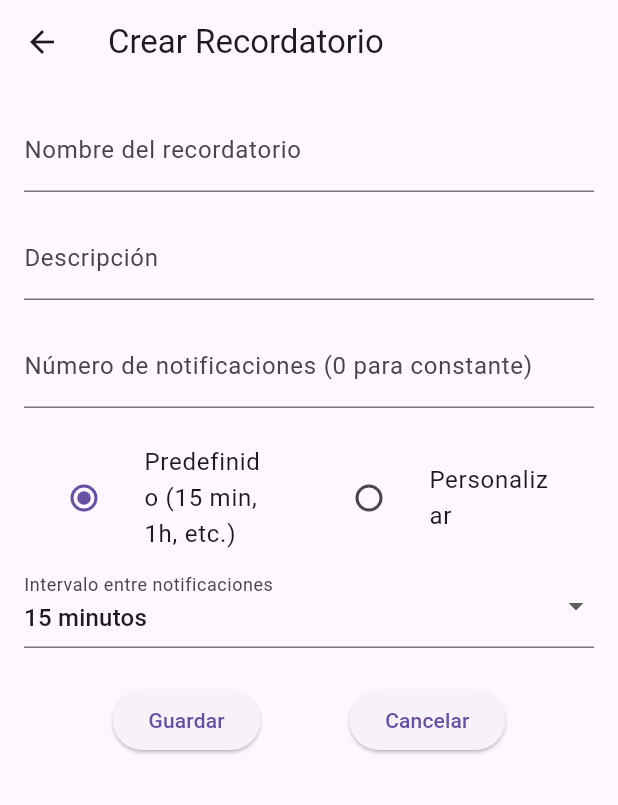
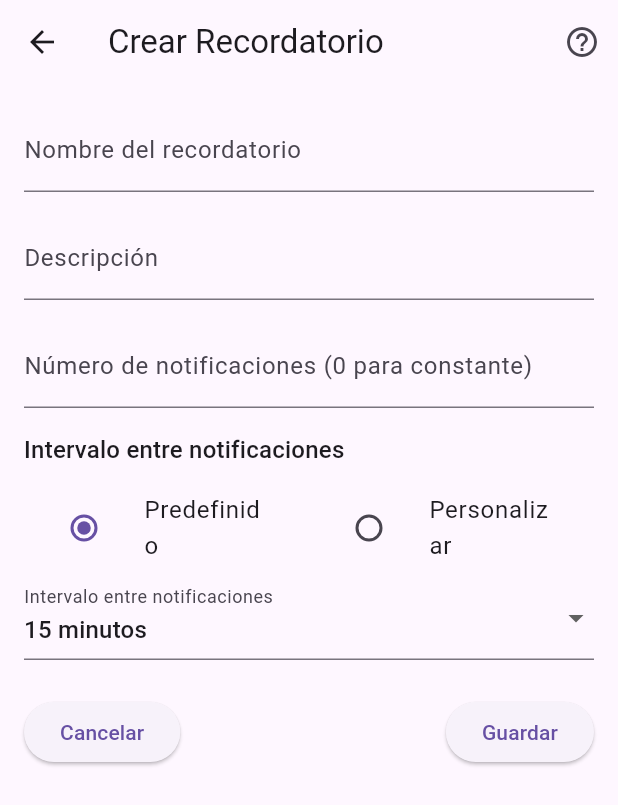
Before and after one commit to rayo-alcantar/mindKeeper, a Flutter app: the CreateReminderScreen screen opened by its route, on a phone screen of 412 x 824 dp. Shown: the top 805 px of the screen. Run offline on Flutter 3.47's test engine with Material 3 defaults, Android fonts, the phone set to English and light mode, and no system bars; our stand-ins replace file_picker, flutter_local_notifications, permission_handler, shared_preferences, timezone; accounts and stored records are empty.

Commit message:
se añade botón de ayuda (sin ser accesible aún)

```diff
--- a/lib/screens/create_reminder_screen.dart
+++ b/lib/screens/create_reminder_screen.dart
@@ -1,4 +1,4 @@
-//lib/screens/create_reminder_screen.dart
+// lib/screens/create_reminder_screen.dart
 import 'package:flutter/material.dart';
 import 'package:flutter/services.dart';
 import '../services/reminder_service.dart';
@@ -17,13 +17,120 @@ class _CreateReminderScreenState extends State<CreateReminderScreen> {
   String _description = '';
   int _notificationCount = 1;
   Duration _interval = Duration(minutes: 15);
-  bool _isCustom = false; // Si se selecciona "Personalizar"
+  bool _isCustom = false; // Selección entre intervalo predefinido y personalizado
 
-  // Campos para el tiempo personalizado, separados en horas y minutos.
+  // Campos para tiempo personalizado (horas y minutos)
   String _customHours = '00';
   String _customMinutes = '00';
 
-  // Función para guardar el recordatorio y programar las notificaciones
+  // Muestra un diálogo de ayuda que explica el funcionamiento de cada campo.
+  void _showHelpDialog() {
+    showDialog(
+      context: context,
+      builder: (context) {
+        return AlertDialog(
+          title: Text('Ayuda'),
+          content: SingleChildScrollView(
+            child: ListBody(
+              children: [
+                Text('• Nombre: Título del recordatorio.'),
+                Text('• Descripción: Detalles adicionales.'),
+                Text('• Número de notificaciones: Cantidad a enviar (0 para notificaciones constantes).'),
+                Text('• Intervalo entre notificaciones: Elige entre opciones predefinidas o personaliza el intervalo.'),
+              ],
+            ),
+          ),
+          actions: [
+            TextButton(
+              onPressed: () => Navigator.of(context).pop(),
+              child: Text('Entendido'),
+            ),
+          ],
+        );
+      },
+    );
+  }
+
+  // Construye el widget de entrada para el intervalo (predefinido o personalizado)
+  Widget _buildIntervalInput() {
+    if (_isCustom) {
+      return Row(
+        children: [
+          Expanded(
+            child: TextFormField(
+              initialValue: _customHours,
+              decoration: InputDecoration(labelText: 'Horas'),
+              keyboardType: TextInputType.number,
+              maxLength: 2,
+              inputFormatters: [FilteringTextInputFormatter.digitsOnly],
+              validator: (value) {
+                if (value == null || value.trim().isEmpty) {
+                  return 'Ingresa horas';
+                }
+                final int? hours = int.tryParse(value);
+                if (hours == null || hours < 0 || hours > 23) {
+                  return 'Horas entre 0 y 23';
+                }
+                return null;
+              },
+              onSaved: (value) => _customHours = value!.padLeft(2, '0'),
+            ),
+          ),
+          SizedBox(width: 8),
+          Text(":", style: TextStyle(fontSize: 18)),
+          SizedBox(width: 8),
+          Expanded(
+            child: TextFormField(
+              initialValue: _customMinutes,
+              decoration: InputDecoration(labelText: 'Minutos'),
+              keyboardType: TextInputType.number,
+              maxLength: 2,
+              inputFormatters: [FilteringTextInputFormatter.digitsOnly],
+              validator: (value) {
+                if (value == null || value.trim().isEmpty) {
+                  return 'Ingresa minutos';
+                }
+                final int? minutes = int.tryParse(value);
+                if (minutes == null || minutes < 0 || minutes > 59) {
+                  return 'Minutos entre 0 y 59';
+                }
+                return null;
+              },
+              onSaved: (value) => _customMinutes = value!.padLeft(2, '0'),
+            ),
+          ),
+        ],
+      );
+    } else {
+      return DropdownButtonFormField<Duration>(
+        decoration: InputDecoration(
+          labelText: 'Intervalo entre notificaciones',
+        ),
+        value: _interval,
+        items: [
+          DropdownMenuItem(
+            value: Duration(minutes: 15),
+            child: Text('15 minutos'),
+          ),
+          DropdownMenuItem(
+            value: Duration(hours: 1),
+            child: Text('1 hora'),
+          ),
+          DropdownMenuItem(
+            value: Duration(hours: 2),
+            child: Text('2 horas'),
+          ),
+        ],
+        onChanged: (value) {
+          setState(() {
+            _interval = value!;
+          });
+        },
+      );
+    }
+  }
+
+  // Función para guardar el recordatorio y programar las notificaciones.
   Future<void> _saveReminder() async {
     if (_formKey.currentState!.validate()) {
       _formKey.currentState!.save();
@@ -36,7 +143,6 @@ class _CreateReminderScreenState extends State<CreateReminderScreen> {
       }
 
       final reminderService = ReminderService();
-
       final newReminder = Reminder(
         id: reminderService.generateId(),
         name: _name,
@@ -52,7 +158,6 @@ class _CreateReminderScreenState extends State<CreateReminderScreen> {
       ScaffoldMessenger.of(context).showSnackBar(
         SnackBar(content: Text('Recordatorio guardado y notificaciones programadas.')),
       );
-
       Navigator.pop(context);
     }
   }
@@ -62,6 +167,13 @@ class _CreateReminderScreenState extends State<CreateReminderScreen> {
     return Scaffold(
       appBar: AppBar(
         title: Text('Crear Recordatorio'),
+        actions: [
+          IconButton(
+            icon: Icon(Icons.help_outline),
+            tooltip: 'Ayuda',
+            onPressed: _showHelpDialog,
+          ),
+        ],
       ),
       body: SingleChildScrollView(
         padding: EdgeInsets.all(16),
@@ -70,32 +182,51 @@ class _CreateReminderScreenState extends State<CreateReminderScreen> {
           child: Column(
             crossAxisAlignment: CrossAxisAlignment.stretch,
             children: [
-              TextFormField(
+              // Campo para el nombre
+              Semantics(
+                label: 'Campo de nombre del recordatorio',
+                textField: true,
+                child: TextFormField(
                   decoration: InputDecoration(labelText: 'Nombre del recordatorio'),
                   onSaved: (value) => _name = value!.trim(),
-                validator: (value) =>
-                    (value == null || value.trim().isEmpty) ? 'Ingresa un nombre' : null,
+                  validator: (value) => (value == null || value.trim().isEmpty) ? 'Ingresa un nombre' : null,
+                ),
               ),
               SizedBox(height: 16),
-              TextFormField(
+              // Campo para la descripción
+              Semantics(
+                label: 'Campo de descripción',
+                textField: true,
+                child: TextFormField(
                   decoration: InputDecoration(labelText: 'Descripción'),
                   onSaved: (value) => _description = value?.trim() ?? '',
                 ),
+              ),
               SizedBox(height: 16),
-              TextFormField(
+              // Campo para número de notificaciones
+              Semantics(
+                label: 'Campo para número de notificaciones',
+                textField: true,
+                child: TextFormField(
                   decoration: InputDecoration(
                     labelText: 'Número de notificaciones (0 para constante)',
                   ),
                   keyboardType: TextInputType.number,
-                onSaved: (value) =>
-                    _notificationCount = int.tryParse(value!.trim()) ?? 1,
+                  onSaved: (value) => _notificationCount = int.tryParse(value!.trim()) ?? 1,
+                ),
               ),
               SizedBox(height: 16),
+              Text(
+                'Intervalo entre notificaciones',
+                style: Theme.of(context).textTheme.titleMedium,
+              ),
+              SizedBox(height: 8),
+              // Selección entre intervalo predefinido y personalizado
               Row(
                 children: [
                   Expanded(
                     child: ListTile(
-                      title: Text('Predefinido (15 min, 1h, etc.)'),
+                      title: Text('Predefinido'),
                       leading: Radio<bool>(
                         value: false,
                         groupValue: _isCustom,
@@ -123,99 +254,19 @@ class _CreateReminderScreenState extends State<CreateReminderScreen> {
                   ),
                 ],
               ),
-              if (_isCustom)
+              _buildIntervalInput(),
+              SizedBox(height: 24),
+              // Botones de Cancelar y Guardar (Cancelar a la izquierda, Guardar a la derecha)
               Row(
+                mainAxisAlignment: MainAxisAlignment.spaceBetween,
                 children: [
-                    Expanded(
-                      child: TextFormField(
-                        initialValue: _customHours,
-                        decoration: InputDecoration(
-                          labelText: 'Horas',
+                  ElevatedButton(
+                    onPressed: () => Navigator.pop(context),
+                    child: Text('Cancelar'),
                   ),
-                        keyboardType: TextInputType.number,
-                        maxLength: 2,
-                        inputFormatters: [
-                          FilteringTextInputFormatter.digitsOnly,
-                        ],
-                        validator: (value) {
-                          if (value == null || value.trim().isEmpty) {
-                            return 'Ingresa horas';
-                          }
-                          final int? hours = int.tryParse(value);
-                          if (hours == null || hours < 0 || hours > 23) {
-                            return 'Horas entre 0 y 23';
-                          }
-                          return null;
-                        },
-                        onSaved: (value) => _customHours = value!.padLeft(2, '0'),
-                      ),
-                    ),
-                    SizedBox(width: 8),
-                    Text(":", style: TextStyle(fontSize: 18)),
-                    SizedBox(width: 8),
-                    Expanded(
-                      child: TextFormField(
-                        initialValue: _customMinutes,
-                        decoration: InputDecoration(
-                          labelText: 'Minutos',
-                        ),
-                        keyboardType: TextInputType.number,
-                        maxLength: 2,
-                        inputFormatters: [
-                          FilteringTextInputFormatter.digitsOnly,
-                        ],
-                        validator: (value) {
-                          if (value == null || value.trim().isEmpty) {
-                            return 'Ingresa minutos';
-                          }
-                          final int? minutes = int.tryParse(value);
-                          if (minutes == null || minutes < 0 || minutes > 59) {
-                            return 'Minutos entre 0 y 59';
-                          }
-                          return null;
-                        },
-                        onSaved: (value) => _customMinutes = value!.padLeft(2, '0'),
-                      ),
-                    ),
-                  ],
-                )
-              else
-                DropdownButtonFormField<Duration>(
-                  decoration: InputDecoration(
-                    labelText: 'Intervalo entre notificaciones',
-                  ),
-                  value: _interval,
-                  items: [
-                    DropdownMenuItem(
-                      value: Duration(minutes: 15),
-                      child: Text('15 minutos'),
-                    ),
-                    DropdownMenuItem(
-                      value: Duration(hours: 1),
-                      child: Text('1 hora'),
-                    ),
-                    DropdownMenuItem(
-                      value: Duration(hours: 2),
-                      child: Text('2 horas'),
-                    ),
-                  ],
-                  onChanged: (value) {
-                    setState(() {
-                      _interval = value!;
-                    });
-                  },
-                ),
-              SizedBox(height: 24),
-              Row(
-                mainAxisAlignment: MainAxisAlignment.spaceEvenly,
-                children: [
                   ElevatedButton(
                     onPressed: _saveReminder,
                     child: Text('Guardar'),
-                  ),
-                  ElevatedButton(
-                    onPressed: () => Navigator.pop(context),
-                    child: Text('Cancelar'),
                   ),
                 ],
               ),
```
Also changed, not shown: lib/screens/edit_reminder_screen.dart (+149 -96 lines). Lines whose indentation alone changed are shown as unchanged.
